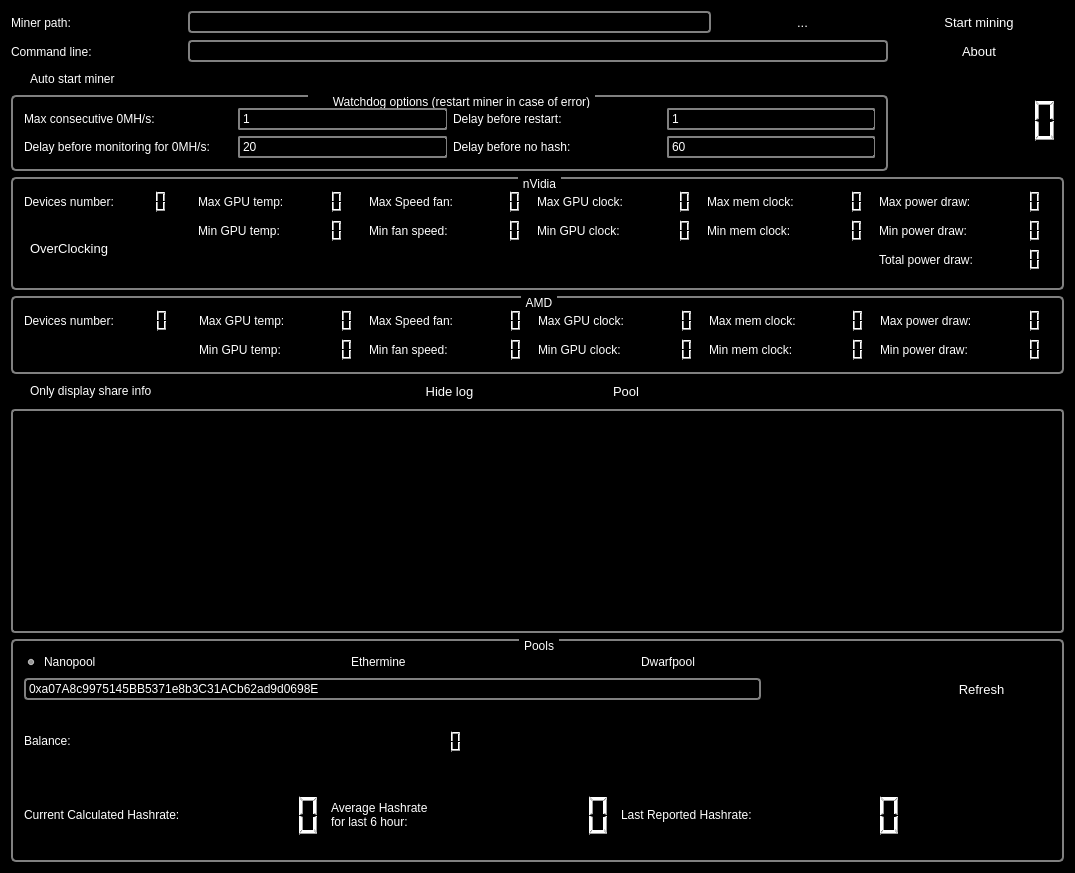
This is mainwindow.ui in orkblutt/MinerLamp as Qt 5 draws it before an edit. The edited form follows.
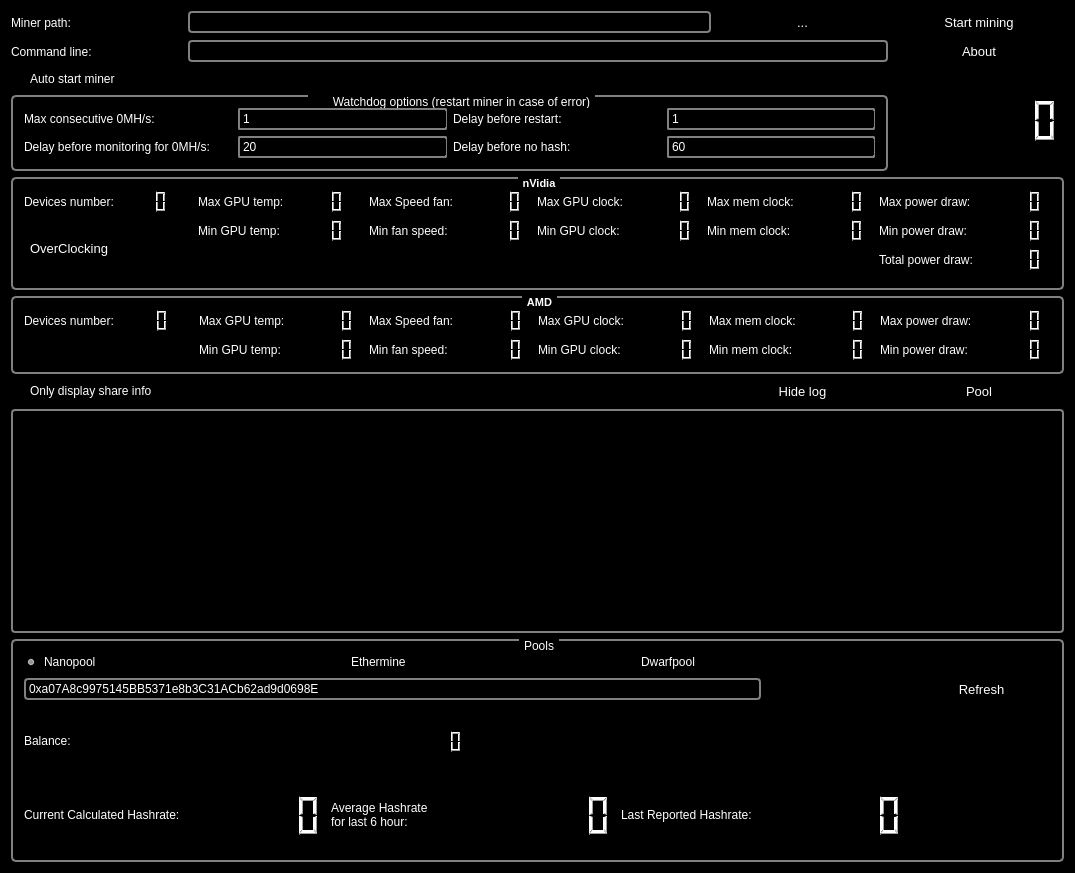
This is the edited form. Icons and pictures are not drawn.

What changed in the file:
```diff
--- a/mainwindow.ui
+++ b/mainwindow.ui
@@ -241,6 +241,13 @@
         <verstretch>0</verstretch>
        </sizepolicy>
       </property>
+      <property name="font">
+       <font>
+        <pointsize>8</pointsize>
+        <weight>75</weight>
+        <bold>true</bold>
+       </font>
+      </property>
       <property name="title">
        <string>AMD</string>
       </property>
@@ -489,6 +496,13 @@
         <verstretch>0</verstretch>
        </sizepolicy>
       </property>
+      <property name="font">
+       <font>
+        <pointsize>8</pointsize>
+        <weight>75</weight>
+        <bold>true</bold>
+       </font>
+      </property>
       <property name="title">
        <string>nVidia</string>
       </property>
@@ -690,19 +704,6 @@
       </property>
      </widget>
     </item>
-    <item row="6" column="3">
-     <widget class="QPushButton" name="pushButtonPool">
-      <property name="enabled">
-       <bool>true</bool>
-      </property>
-      <property name="text">
-       <string>Pool</string>
-      </property>
-      <property name="checkable">
-       <bool>true</bool>
-      </property>
-     </widget>
-    </item>
     <item row="0" column="1" colspan="3">
      <widget class="QLineEdit" name="lineEditMinerPath"/>
     </item>
@@ -716,16 +717,6 @@
     <item row="1" column="1" colspan="4">
      <widget class="QLineEdit" name="lineEditArgs"/>
     </item>
-    <item row="6" column="2">
-     <widget class="QPushButton" name="pushButtonShowHideLog">
-      <property name="text">
-       <string>Hide log</string>
-      </property>
-      <property name="checkable">
-       <bool>true</bool>
-      </property>
-     </widget>
-    </item>
     <item row="7" column="0" colspan="6">
      <widget class="QTextEdit" name="textEdit">
       <property name="readOnly">
@@ -835,6 +826,29 @@
       </layout>
      </widget>
     </item>
+    <item row="6" column="5">
+     <widget class="QPushButton" name="pushButtonPool">
+      <property name="enabled">
+       <bool>true</bool>
+      </property>
+      <property name="text">
+       <string>Pool</string>
+      </property>
+      <property name="checkable">
+       <bool>true</bool>
+      </property>
+     </widget>
+    </item>
+    <item row="6" column="4">
+     <widget class="QPushButton" name="pushButtonShowHideLog">
+      <property name="text">
+       <string>Hide log</string>
+      </property>
+      <property name="checkable">
+       <bool>true</bool>
+      </property>
+     </widget>
+    </item>
    </layout>
   </widget>
  </widget>
```
